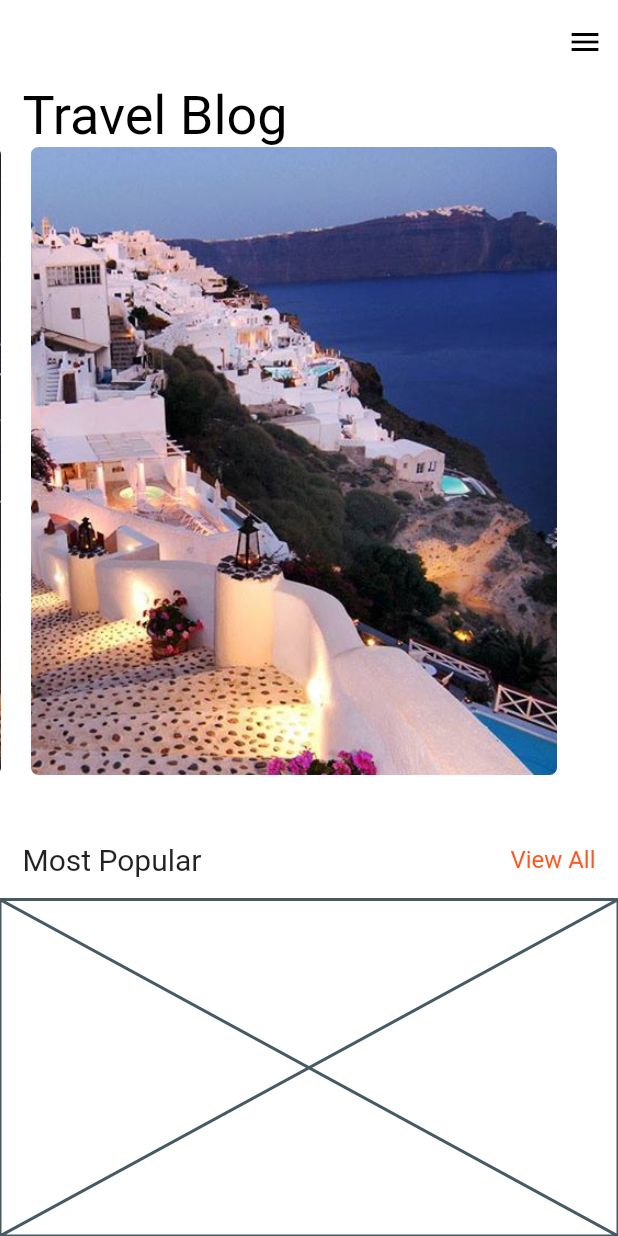
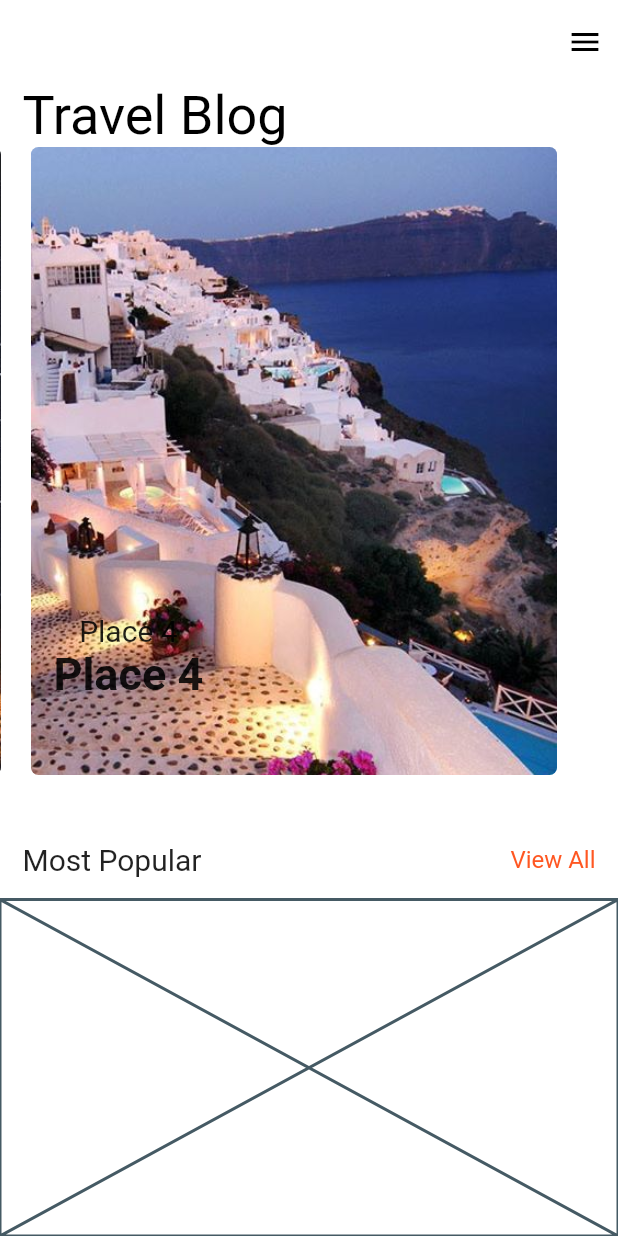
Before and after one commit to gulsenkeskin/travel-blog, a Flutter app: the screen it shows after launch, swiped to page 4, on a phone screen of 412 x 824 dp. Run offline on Flutter 3.47's test engine with Material 2 defaults, Android fonts, the phone set to English and light mode, and no system bars.

Commit message:
Update travel_blog.dart

```diff
--- a/lib/widgets/travel_blog.dart
+++ b/lib/widgets/travel_blog.dart
@@ -24,6 +24,29 @@ class TravelBlog extends StatelessWidget {
                     fit: BoxFit.cover,
                   ),
                 ),
+              ),
+              Positioned(
+                bottom: 80,
+                left: 15,
+                child: Column(
+                  children: [
+                    Material(
+                      color: Colors.transparent,
+                      child: Text(
+                        travel.location,
+                        style: TextStyle(fontSize: 20),
+                      ),
+                    ),
+                    Material(
+                      color: Colors.transparent,
+                      child: Text(
+                        travel.name,
+                        style: TextStyle(
+                            fontWeight: FontWeight.bold, fontSize: 30),
+                      ),
+                    )
+                  ],
+                ),
               )
             ],
           );
```
